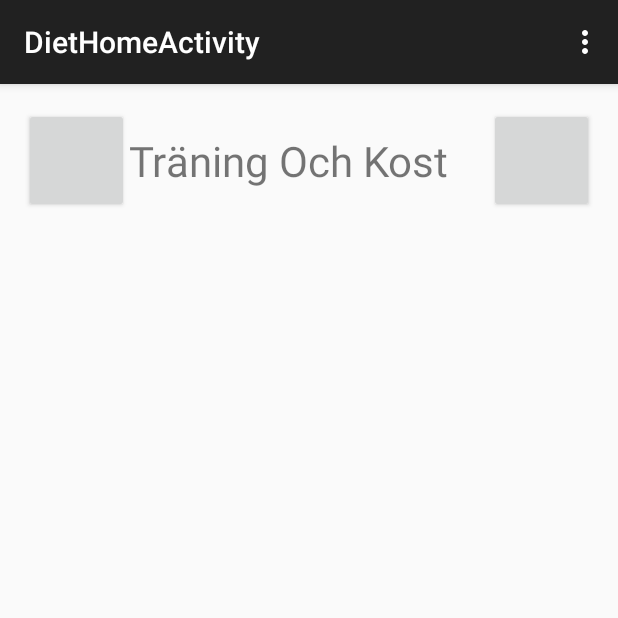
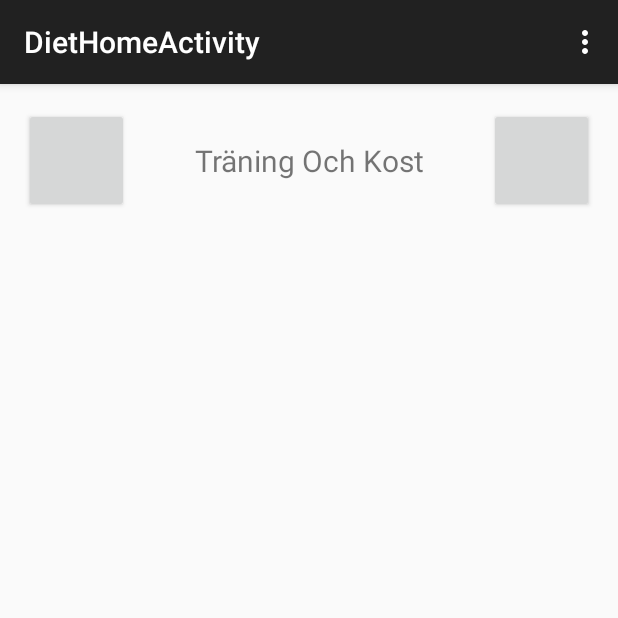
Before and after one commit to VitoInfinito/DATX02-15-39, an Android app: the DietHomeActivity screen opened directly, with no data from a screen before it, on a phone screen of 412 x 824 dp, the top half of it. Run offline under Robolectric (Android 15) with nearby library versions, the phone set to English and light mode, and no system bars.

Commit message:
Change text size

```diff
--- a/ToK/app/src/main/res/layout/activity_diet_home.xml
+++ b/ToK/app/src/main/res/layout/activity_diet_home.xml
@@ -42,8 +42,8 @@
                 android:layout_row="0"
                 android:layout_column="1"
                 android:layout_gravity="top|left|bottom|right"
-                android:textSize="28sp"
-                android:gravity="center_vertical"/>
+                android:textSize="20sp"
+                android:gravity="center_vertical|center_horizontal"/>
 
             <Button
                 android:layout_width="70dp"
```
